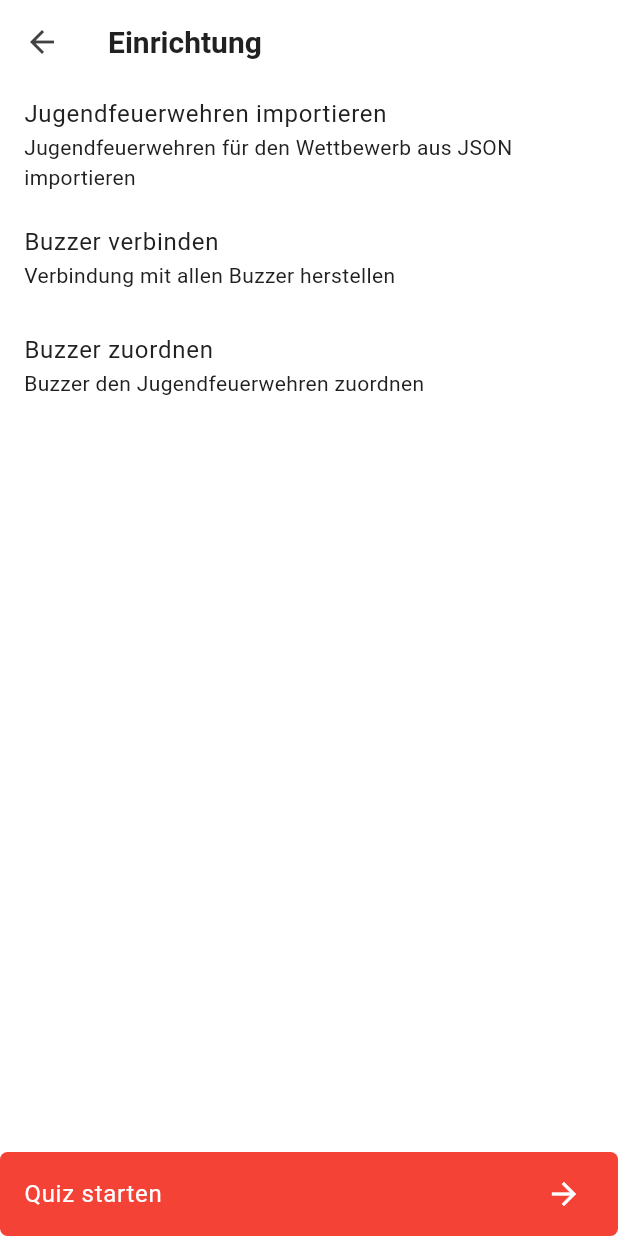
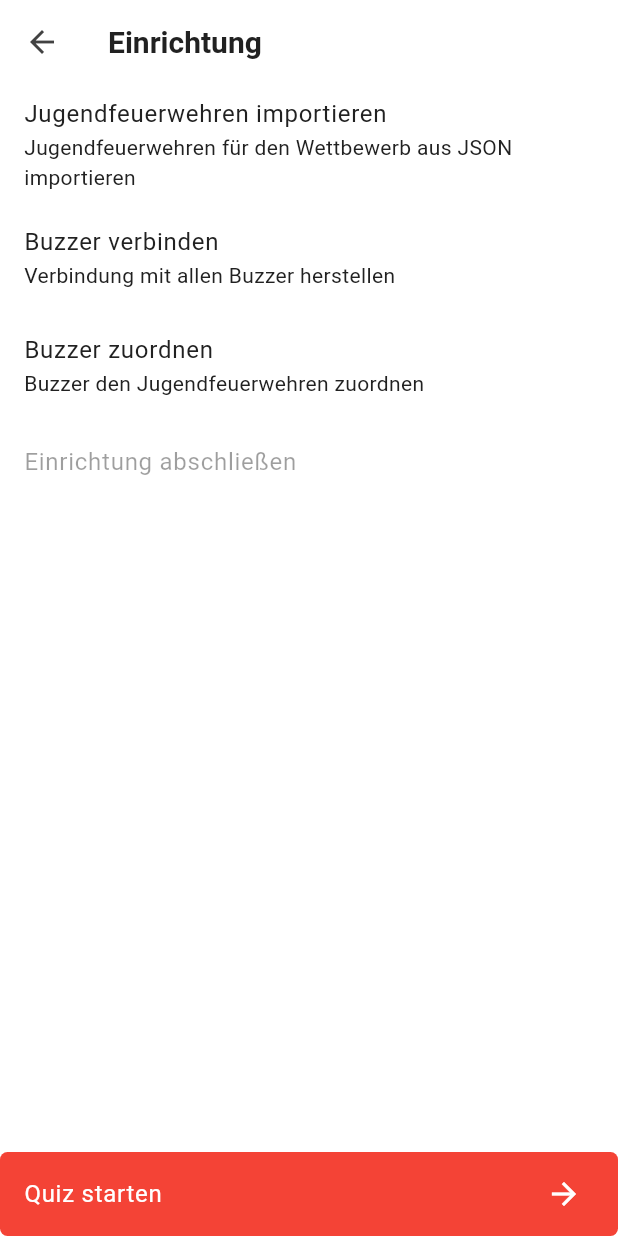
Before and after one commit to jojo-firedev/quizapp, a Flutter app: the EinrichtungPage screen opened by its route, on a phone screen of 412 x 824 dp. Run offline on Flutter 3.47's test engine with Material 3 defaults, Android fonts, the phone set to English and light mode, and no system bars; our stand-ins replace bloc, flutter_bloc, logger; missing offline and left inert: udp.

Commit message:
add new list tile

```diff
--- a/app/lib/presentation/einrichtung/einrichtung_page.dart
+++ b/app/lib/presentation/einrichtung/einrichtung_page.dart
@@ -34,6 +34,11 @@ class EinrichtungPage extends StatelessWidget {
                   onTap: () => Navigator.of(context)
                       .pushNamed('/einrichtung/buzzer_assignment'),
                 ),
+                ListTile(
+                  title: const Text('Einrichtung abschließen'),
+                  onTap: () {},
+                  enabled: false,
+                ),
               ],
             ),
           ),
@@ -42,6 +47,7 @@ class EinrichtungPage extends StatelessWidget {
             title: const Text('Quiz starten',
                 style: TextStyle(color: Colors.white)),
             tileColor: Colors.red,
+            enabled: false,
             trailing: const Icon(Icons.arrow_forward, color: Colors.white),
           ),
         ],
```
